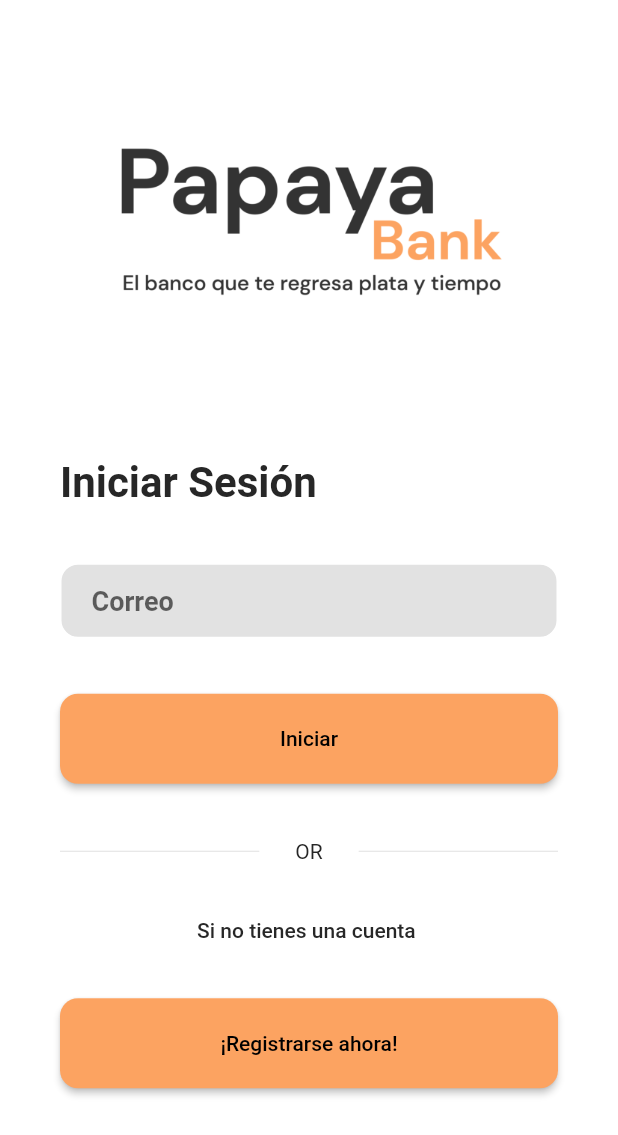
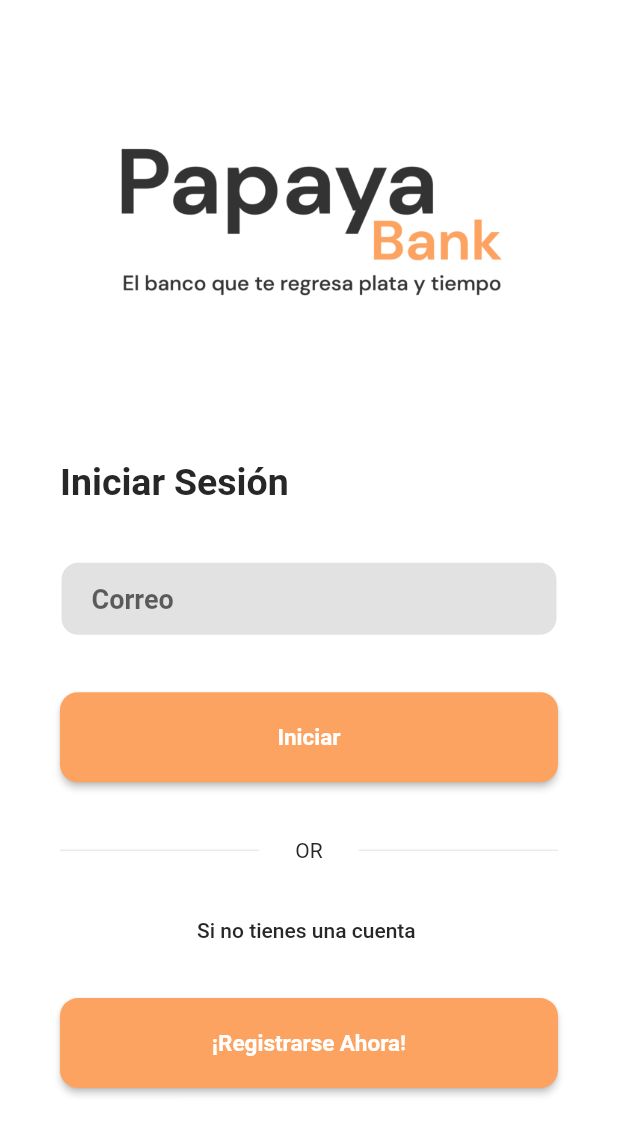
Before and after one commit to Cata618/PapayaBank02, a Flutter app: the screen it shows after launch, on a phone screen of 412 x 824 dp. Shown: the top 1135 px of the screen. Run offline on Flutter 3.47's test engine with Material 2 defaults, Android fonts, the phone set to English and light mode, and no system bars; our stand-ins replace curved_navigation_bar, google_fonts, local_auth.

```diff
--- a/lib/feature/login/presentation/login_screen.dart
+++ b/lib/feature/login/presentation/login_screen.dart
@@ -7,6 +7,8 @@ import 'package:auth_ui/feature/register/presentation/register_screen.dart';
 import 'package:auth_ui/pages/home_page.dart';
 import 'package:flutter/gestures.dart';
 import 'package:flutter/material.dart';
+import 'package:google_fonts/google_fonts.dart';
+import 'package:local_auth/local_auth.dart'; //ESTO FUE LO QUE AÑADÍ Y NO DA :C
 
 class LoginScreen extends StatelessWidget {
   const LoginScreen({super.key});
@@ -33,7 +35,10 @@ class LoginScreen extends StatelessWidget {
             ),
             Text(
               "Iniciar Sesión",
-              style: Theme.of(context).textTheme.headlineMedium,
+              style: GoogleFonts.notoSansTamil(
+                 fontWeight: FontWeight.bold,
+                 fontSize: 25,
+              )
             ),
             SizedBox(
               child: Container(
@@ -68,7 +73,14 @@ class LoginScreen extends StatelessWidget {
                     ),
                   ),
                 ),
-                child: const Text("Iniciar"),
+                child: Text(
+                "Iniciar",
+              style: GoogleFonts.notoSansTamil(
+                 fontSize: 15,
+                 fontWeight: FontWeight.bold,
+                 color: Colors.white,
+              )
+            ),
               ),
             ),
             Row(
@@ -112,7 +124,12 @@ class LoginScreen extends StatelessWidget {
                     ),
                   ),
                 ),
-                child: const Text("¡Registrarse ahora!"),
+                child: Text("¡Registrarse Ahora!",
+              style: GoogleFonts.notoSansTamil(
+                 fontSize: 15,
+                 fontWeight: FontWeight.bold,
+                 color: Colors.white,
+              )),
               ),
             ),
           ],
--- a/pubspec.yaml
+++ b/pubspec.yaml
@@ -32,12 +32,15 @@ dependencies:
   flutter:
     sdk: flutter
 
+  local_auth: ^0.6.1 #ESTO TAMBIEN
+
 
 
   # The following adds the Cupertino Icons font to your application.
   # Use with the CupertinoIcons class for iOS style icons.
   cupertino_icons: ^1.0.2
   curved_navigation_bar: ^1.0.3
+  google_fonts:
 
 dev_dependencies:
   flutter_test:
```
Also changed, not shown: lib/feature/register/presentation/register_screen.dart (+6 -2 lines), lib/pages/home_page.dart (+6 -1 lines), assets/registro.png (added), pubspec.lock, 2 other files.
